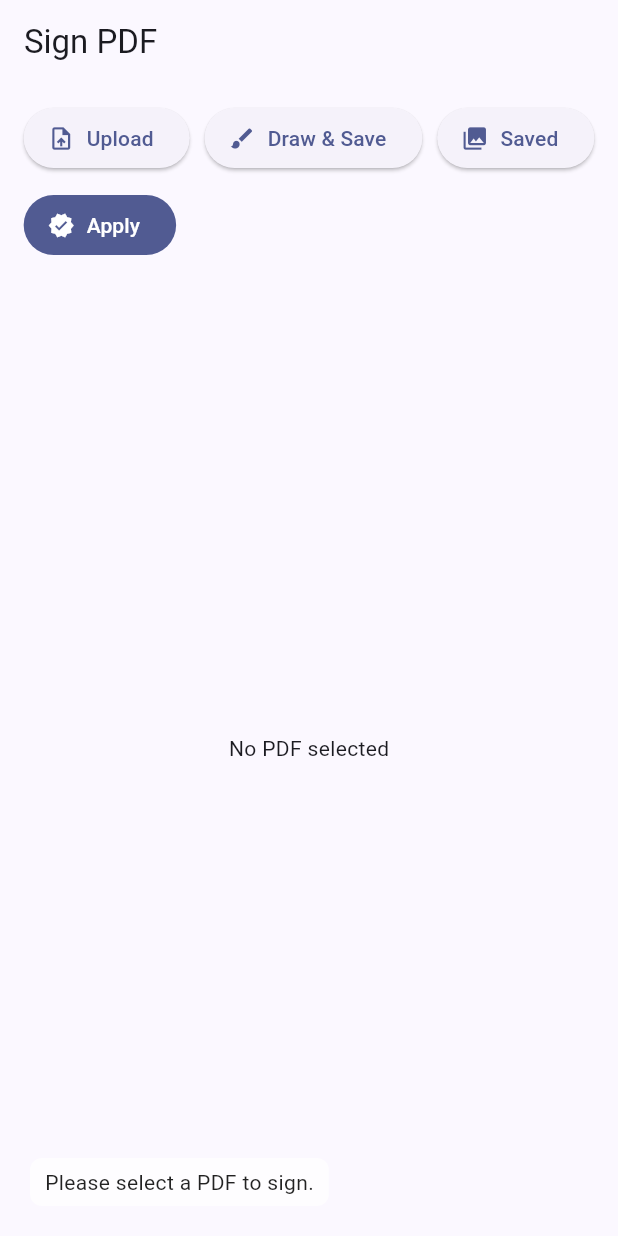
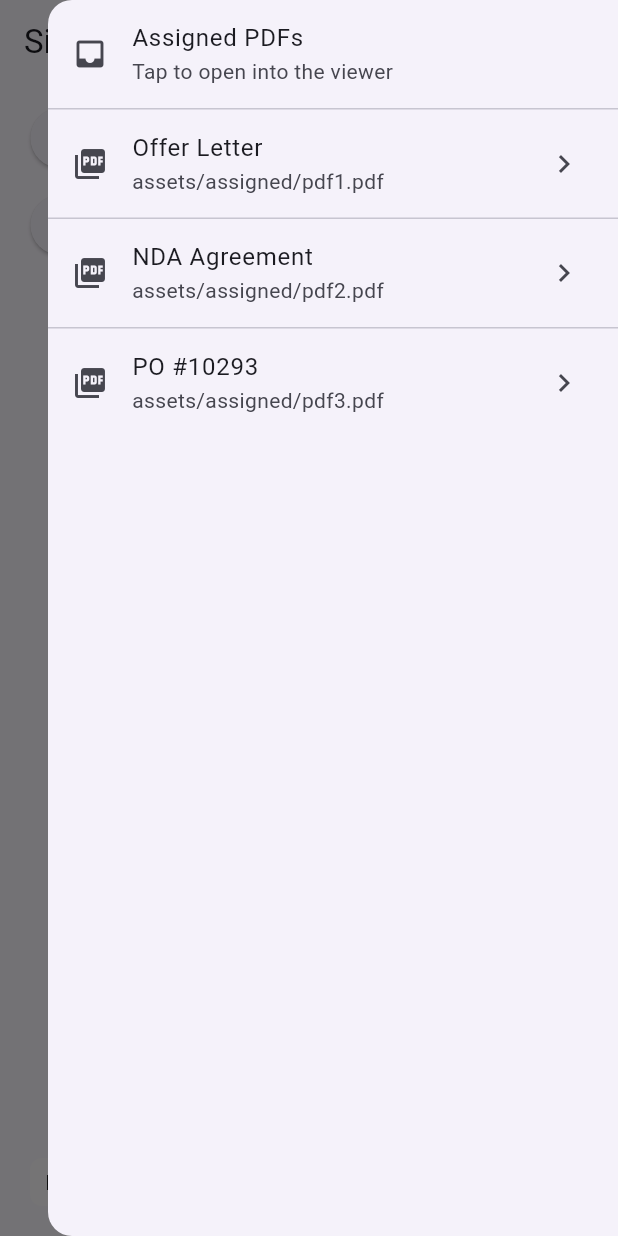
Before and after one commit to eakgs/sign, a Flutter app: the screen it shows after launch, with the side drawer open (before the commit the screen has no drawer), on a phone screen of 412 x 824 dp. Run offline on Flutter 3.47's test engine with Material 3 defaults, Android fonts, the phone set to English and light mode, and no system bars; our stand-ins replace file_picker, open_file; missing offline and left inert: asn1lib, pointycastle, syncfusion_flutter_pdf, syncfusion_flutter_pdfviewer, syncfusion_flutter_signaturepad.

Commit message:
added assigned button

```diff
--- a/lib/pages/pdf_signing_screen.dart
+++ b/lib/pages/pdf_signing_screen.dart
@@ -8,6 +8,8 @@ import 'package:syncfusion_flutter_pdf/pdf.dart' show PdfDocument;
 
 import 'package:sign_min/services/file_helpers.dart';
 import 'package:sign_min/services/pdf_sign_service.dart';
+// NEW
+import 'package:sign_min/services/assigned_docs_service.dart';
 
 class PdfSigningScreen extends StatefulWidget {
   const PdfSigningScreen({super.key});
@@ -16,6 +18,9 @@ class PdfSigningScreen extends StatefulWidget {
 }
 
 class _PdfSigningScreenState extends State<PdfSigningScreen> {
+  // NEW: scaffold key so we can programmatically open/close the endDrawer
+  final _scaffoldKey = GlobalKey<ScaffoldState>();
+
   Uint8List? _pdfBytes;
   final PdfViewerController _viewerController = PdfViewerController();
 
@@ -32,6 +37,11 @@ class _PdfSigningScreenState extends State<PdfSigningScreen> {
   bool _busy = false;
   String _status = 'Please select a PDF to sign.';
 
+  // NEW: Assigned PDFs
+  final _assignedService = AssignedDocsService();
+  late Future<List<AssignedDoc>> _assignedFuture = _assignedService
+      .listAssigned();
+
   // ---------- UI Actions ----------
 
   Future<void> _pickPdf() async {
@@ -44,6 +54,38 @@ class _PdfSigningScreenState extends State<PdfSigningScreen> {
       _activeOverlayPng = null;
       _status = 'PDF loaded. Pick/draw a signature, place it, then Apply.';
     });
+  }
+
+  // NEW: open the end drawer and (re)load the assigned list
+  void _openAssignedDrawer() {
+    setState(() {
+      _assignedFuture = _assignedService.listAssigned();
+    });
+    _scaffoldKey.currentState?.openEndDrawer();
+  }
+
+  // NEW: load a selected assigned doc into the viewer
+  Future<void> _loadAssignedDoc(AssignedDoc doc) async {
+    setState(() {
+      _busy = true;
+      _status = 'Opening "${doc.title}"...';
+    });
+    try {
+      final bytes = await _assignedService.loadBytes(doc);
+      setState(() {
+        _pdfBytes = bytes;
+        _showOverlay = false;
+        _activeOverlayPng = null;
+        _status = 'Loaded: ${doc.title}. Place signature and Apply.';
+      });
+    } catch (e) {
+      setState(() {
+        _status = 'Failed to open ${doc.title}: $e';
+      });
+    } finally {
+      setState(() => _busy = false);
+      _scaffoldKey.currentState?.closeEndDrawer();
+    }
   }
 
   Future<void> _showSignaturePadDialog() async {
@@ -177,8 +219,6 @@ class _PdfSigningScreenState extends State<PdfSigningScreen> {
       reason: 'Approved',
       location: 'Malabe',
       contactInfo: 'Enadoc',
-      // assets/privatekey.pem, assets/cert.pem, assets/intermediate.pem
-      // are used by the service. Update paths if you changed them.
     );
 
     setState(() {
@@ -201,10 +241,81 @@ class _PdfSigningScreenState extends State<PdfSigningScreen> {
   @override
   Widget build(BuildContext context) {
     return Scaffold(
-      appBar: AppBar(title: const Text('Sign PDF')),
+      key: _scaffoldKey, // NEW
+      appBar: AppBar(
+        title: const Text('Sign PDF'),
+        actions: [
+          // NEW: quick access from the AppBar too
+          IconButton(
+            tooltip: 'Assigned PDFs',
+            onPressed: _busy ? null : _openAssignedDrawer,
+            icon: const Icon(Icons.inbox),
+          ),
+        ],
+      ),
+
+      // NEW: right-side drawer listing assigned PDFs
+      endDrawer: Drawer(
+        width: 380,
+        child: SafeArea(
+          child: Column(
+            children: [
+              const ListTile(
+                leading: Icon(Icons.inbox),
+                title: Text('Assigned PDFs'),
+                subtitle: Text('Tap to open into the viewer'),
+              ),
+              const Divider(height: 1),
+              Expanded(
+                child: FutureBuilder<List<AssignedDoc>>(
+                  future: _assignedFuture,
+                  builder: (context, snap) {
+                    if (snap.connectionState == ConnectionState.waiting) {
+                      return const Center(child: CircularProgressIndicator());
+                    }
+                    if (snap.hasError) {
+                      return Center(
+                        child: Text('Failed to load: ${snap.error}'),
+                      );
+                    }
+                    final items = snap.data ?? const [];
+                    if (items.isEmpty) {
+                      return const Center(child: Text('No assigned PDFs.'));
+                    }
+                    return RefreshIndicator(
+                      onRefresh: () async {
+                        setState(() {
+                          _assignedFuture = _assignedService.listAssigned();
+                        });
+                        await _assignedFuture;
+                      },
+                      child: ListView.separated(
+                        physics: const AlwaysScrollableScrollPhysics(),
+                        itemCount: items.length,
+                        separatorBuilder: (_, __) => const Divider(height: 1),
+                        itemBuilder: (context, i) {
+                          final d = items[i];
+                          return ListTile(
+                            leading: const Icon(Icons.picture_as_pdf),
+                            title: Text(d.title),
+                            subtitle: Text(d.assetPath),
+                            trailing: const Icon(Icons.chevron_right),
+                            onTap: _busy ? null : () => _loadAssignedDoc(d),
+                          );
+                        },
+                      ),
+                    );
+                  },
+                ),
+              ),
+            ],
+          ),
+        ),
+      ),
+
       body: Column(
         children: [
-          // Top action bar (4 buttons)
+          // Top action bar (4 buttons)  // CHANGED: now 5 buttons including Assigned
           Padding(
             padding: const EdgeInsets.fromLTRB(12, 12, 12, 6),
             child: Wrap(
@@ -215,6 +326,12 @@ class _PdfSigningScreenState extends State<PdfSigningScreen> {
                   onPressed: _busy ? null : _pickPdf,
                   icon: const Icon(Icons.upload_file),
                   label: const Text('Upload'),
+                ),
+                // NEW: Assigned button
+                ElevatedButton.icon(
+                  onPressed: _busy ? null : _openAssignedDrawer,
+                  icon: const Icon(Icons.inbox),
+                  label: const Text('Assigned'),
                 ),
                 ElevatedButton.icon(
                   onPressed: _busy ? null : _showSignaturePadDialog,
--- /dev/null
+++ b/lib/services/assigned_docs_service.dart
@@ -0,0 +1,46 @@
+// lib/services/assigned_docs_service.dart
+import 'dart:typed_data';
+import 'package:flutter/services.dart' show rootBundle;
+
+class AssignedDoc {
+  final String id;
+  final String title;
+  final String assetPath; // demo uses assets for offline simplicity
+  const AssignedDoc({
+    required this.id,
+    required this.title,
+    required this.assetPath,
+  });
+}
+
+class AssignedDocsService {
+  // Demo data: add your sample PDFs to pubspec under assets/assigned/
+  static const _docs = <AssignedDoc>[
+    AssignedDoc(
+      id: 'a1',
+      title: 'Offer Letter',
+      assetPath: 'assets/assigned/pdf1.pdf',
+    ),
+    AssignedDoc(
+      id: 'a2',
+      title: 'NDA Agreement',
+      assetPath: 'assets/assigned/pdf2.pdf',
+    ),
+    AssignedDoc(
+      id: 'a3',
+      title: 'PO #10293',
+      assetPath: 'assets/assigned/pdf3.pdf',
+    ),
+  ];
+
+  Future<List<AssignedDoc>> listAssigned() async {
+    // Simulate a network call if you like:
+    // await Future.delayed(const Duration(milliseconds: 250));
+    return _docs;
+  }
+
+  Future<Uint8List> loadBytes(AssignedDoc doc) async {
+    final bd = await rootBundle.load(doc.assetPath);
+    return bd.buffer.asUint8List();
+  }
+}
--- a/pubspec.yaml
+++ b/pubspec.yaml
@@ -44,3 +44,6 @@ flutter:
     - assets/privatekey.pem
     - assets/cert.pem
     - assets/intermediate.pem
+    - assets/assigned/pdf1.pdf
+    - assets/assigned/pdf2.pdf
+    - assets/assigned/pdf3.pdf
```
Also changed, not shown: 3 other files.
